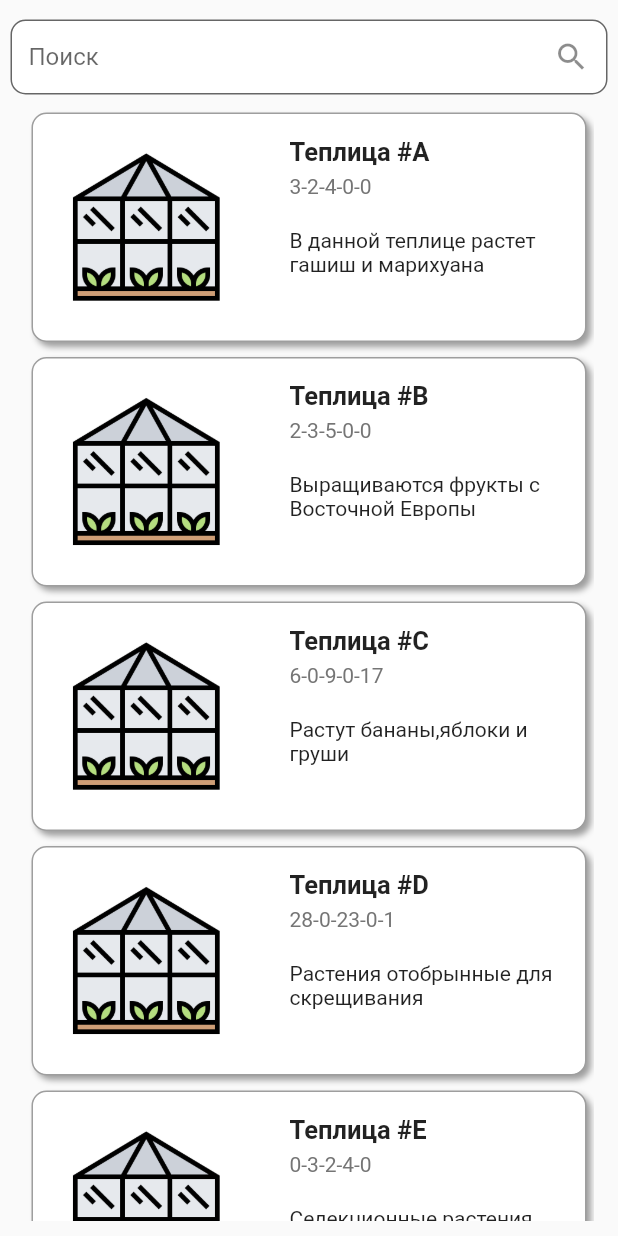
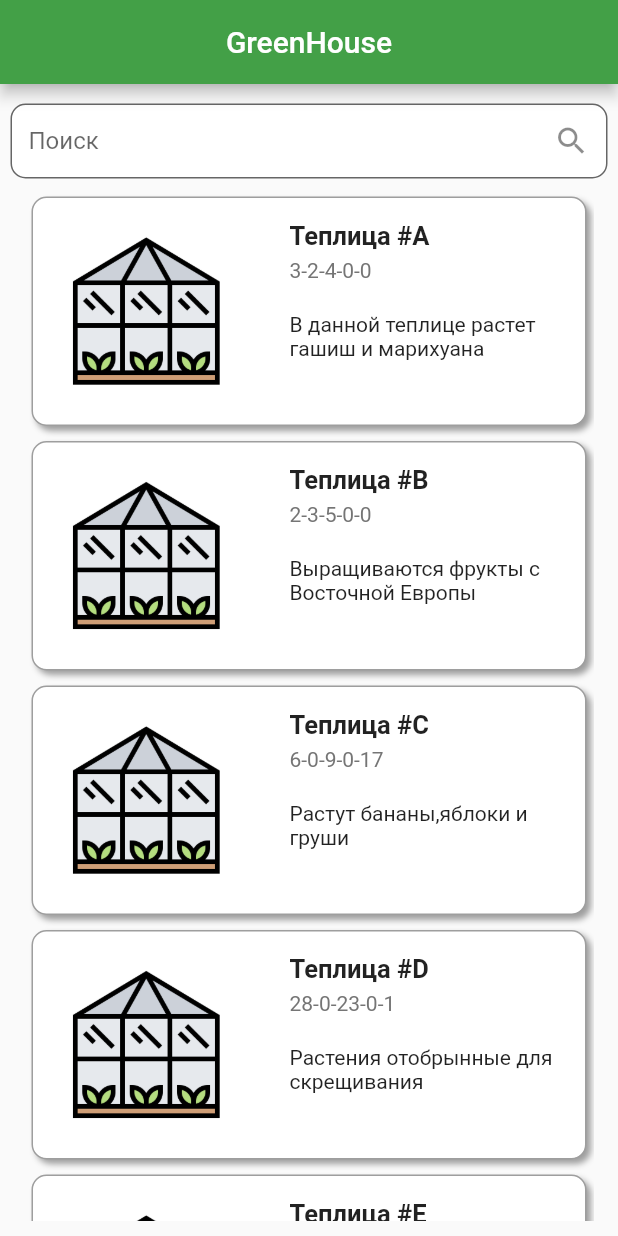
Before and after one commit to Heraldead/work_project, a Flutter app: the ScrollViewS screen opened directly, on a phone screen of 412 x 824 dp. Run offline on Flutter 3.47's test engine with Material 2 defaults, Android fonts, the phone set to English and light mode, and no system bars; statements that could not run were skipped.

Commit message:
fixed problems, chanched design

```diff
--- a/lib/bottom_bar/scroll_view.dart
+++ b/lib/bottom_bar/scroll_view.dart
@@ -64,14 +64,25 @@ class _ScrollViewSState extends State<ScrollViewS> {
     _searchcontroller.addListener(searchhouses);
   }
 
+  // void _onHouseTap(int index) {
+  //   Navigator.of(context);
+  // }
+
   @override
   Widget build(BuildContext context) {
-    return Stack(
+    return Scaffold(
+      appBar: AppBar(
+        title: Center(child: Text('GreenHouse')),
+        backgroundColor: Colors.green[600],
+        automaticallyImplyLeading: false,
+      ),
+      body: Stack(
         children: [
           Padding(
             padding: const EdgeInsets.symmetric(horizontal: 16, vertical: 10),
             child: ListView.builder(
-              keyboardDismissBehavior: ScrollViewKeyboardDismissBehavior.onDrag,
+                keyboardDismissBehavior:
+                    ScrollViewKeyboardDismissBehavior.onDrag,
                 padding: EdgeInsets.only(top: 60),
                 physics: BouncingScrollPhysics(),
                 itemCount: _filterredhouses.length,
@@ -156,7 +167,7 @@ class _ScrollViewSState extends State<ScrollViewS> {
                           color: Colors.transparent,
                           child: InkWell(
                             borderRadius: BorderRadius.circular(10),
-                          onTap: () {},
+                            // onTap: () => _onHouseTap(index),
                           ),
                         )
                       ],
@@ -187,6 +198,7 @@ class _ScrollViewSState extends State<ScrollViewS> {
             ),
           ),
         ],
+      ),
     );
   }
 }
--- /dev/null
+++ b/lib/full_greenhouse_screen/greenhouse.dart
@@ -0,0 +1,15 @@
+import 'package:flutter/material.dart';
+
+class GreenHouse extends StatefulWidget {
+  const GreenHouse({Key? key}) : super(key: key);
+
+  @override
+  _GreenHouseState createState() => _GreenHouseState();
+}
+
+class _GreenHouseState extends State<GreenHouse> {
+  @override
+  Widget build(BuildContext context) {
+    return Container();
+  }
+}
```
Lines whose indentation alone changed are shown as unchanged.
